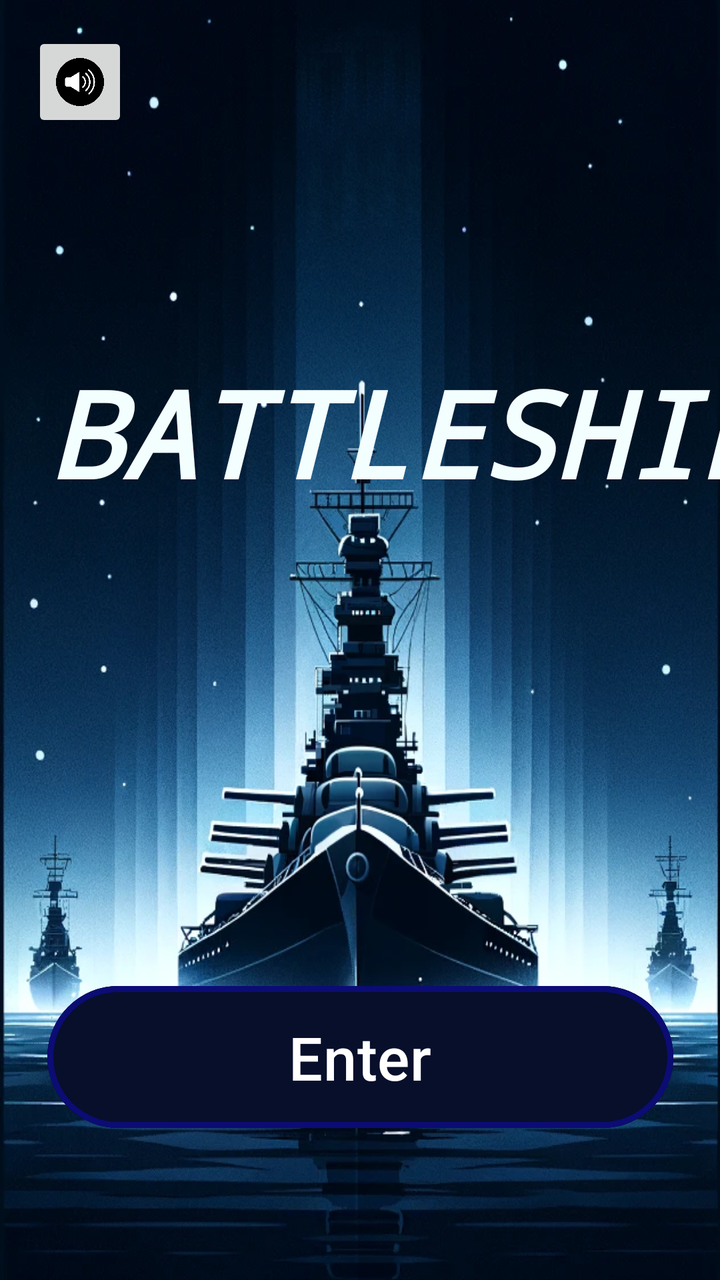
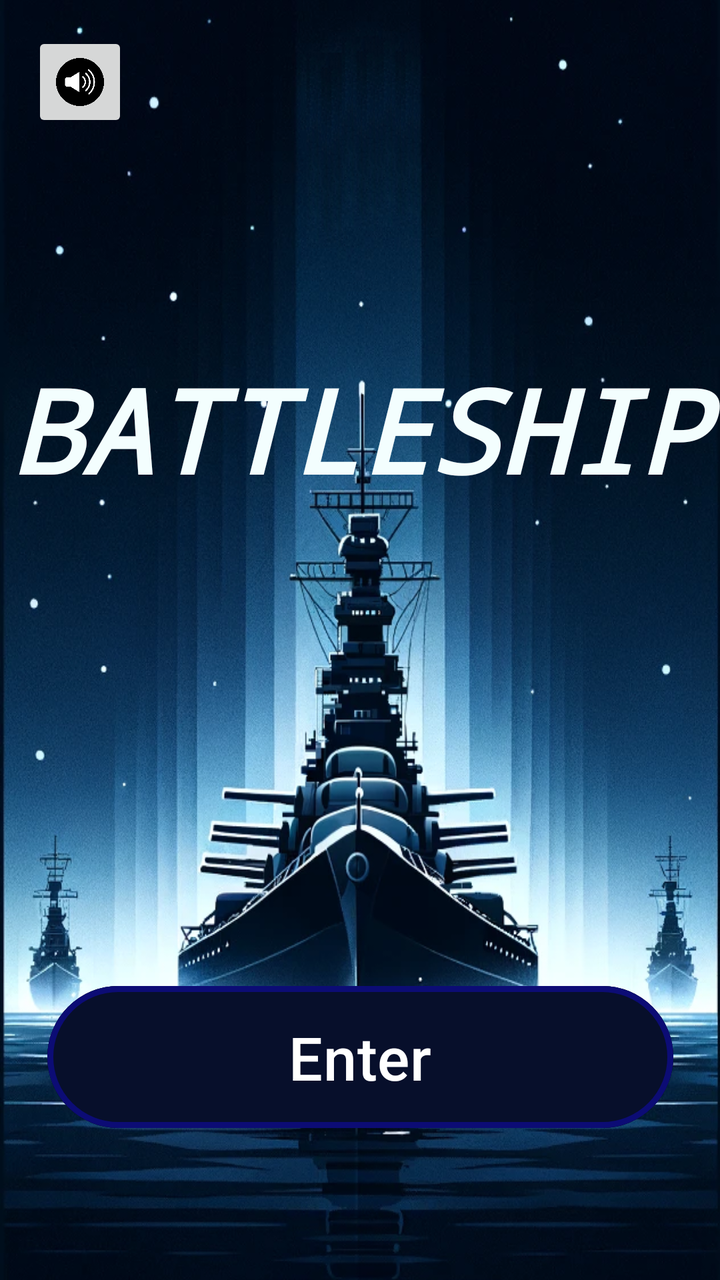

Compare the two renders of this Android layout. The source of the first and the diff that turns it into the second are given below.
<!-- AndroidManifest.xml: application theme Theme.BattleshipClient -->
<!-- res/layout/activity_main.xml -->
<?xml version="1.0" encoding="utf-8"?>
<androidx.constraintlayout.widget.ConstraintLayout xmlns:android="http://schemas.android.com/apk/res/android"
    xmlns:app="http://schemas.android.com/apk/res-auto"
    xmlns:tools="http://schemas.android.com/tools"
    android:layout_width="match_parent"
    android:layout_height="match_parent"
    android:background="@drawable/main_activity_img"
    app:layout_constrainedHeight="false"
    tools:context=".MainActivity">

    <Button
        android:id="@+id/enterBtnId"
        android:layout_width="313dp"
        android:layout_height="79dp"
        android:layout_marginBottom="72dp"
        android:backgroundTint="@color/navy"
        android:onClick="goToSignForm"
        android:text="Enter"
        android:textColor="@color/white"
        android:textSize="30sp"
        app:layout_constraintBottom_toBottomOf="parent"
        app:layout_constraintEnd_toEndOf="parent"
        app:layout_constraintStart_toStartOf="parent"
        app:strokeColor="#0C0C75"
        app:strokeWidth="3dp" />

    <TextView
        android:id="@+id/gameTitleId"
        android:layout_width="410dp"
        android:layout_height="132dp"
        android:layout_marginTop="176dp"
        android:fontFamily="monospace"
        android:text="BATTLESHIP"
        android:textAlignment="center"
        android:textColor="#F3FEFE"
        android:textSize="50sp"
        android:textStyle="bold|italic"
        app:autoSizeMaxTextSize="60sp"
        app:autoSizeMinTextSize="12sp"
        app:autoSizeStepGranularity="2sp"
        app:autoSizeTextType="uniform"
        app:layout_constraintEnd_toEndOf="parent"
        app:layout_constraintHorizontal_bias="0.0"
        app:layout_constraintStart_toStartOf="parent"
        app:layout_constraintTop_toTopOf="parent" />

    <ImageButton
        android:id="@+id/muteBtnId"
        android:layout_width="48dp"
        android:layout_height="50dp"
        android:layout_marginStart="16dp"
        android:layout_marginTop="16dp"
        android:onClick="muteUnmute"
        android:scaleType="centerInside"
        app:layout_constraintStart_toStartOf="parent"
        app:layout_constraintTop_toTopOf="parent"
        app:srcCompat="@drawable/audio_on_off_dark" />



</androidx.constraintlayout.widget.ConstraintLayout>
<!-- resources referenced by this layout -->
<resources>
  <color name="navy">#070F2B</color>
  <color name="white">#FFFFFFFF</color>
  <!-- drawable audio_on_off_dark: png bitmap (drawable-ldltr, 18546 bytes) -->
  <!-- drawable main_activity_img: png bitmap (drawable, 882582 bytes) -->
  <style name="Theme.BattleshipClient" parent="Base.Theme.BattleshipClient" />
  <style name="Base.Theme.BattleshipClient" parent="Theme.Material3.DayNight.NoActionBar">
          <item name="colorPrimary">@color/black</item>
          
          
      </style>
  <color name="black">#FF000000</color>
</resources>

<!-- the commit's change to res/layout/activity_main.xml (unified diff, before → after) -->
@@ -5,8 +5,8 @@
     android:layout_width="match_parent"
     android:layout_height="match_parent"
     android:background="@drawable/main_activity_img"
-    app:layout_constrainedHeight="false"
-    tools:context=".MainActivity">
+    app:layout_constrainedHeight="true"
+    tools:context=".view.MainActivity">
 
     <Button
         android:id="@+id/enterBtnId"
@@ -26,8 +26,8 @@
 
     <TextView
         android:id="@+id/gameTitleId"
-        android:layout_width="410dp"
-        android:layout_height="132dp"
+        android:layout_width="0dp"
+        android:layout_height="136dp"
         android:layout_marginTop="176dp"
         android:fontFamily="monospace"
         android:text="BATTLESHIP"
